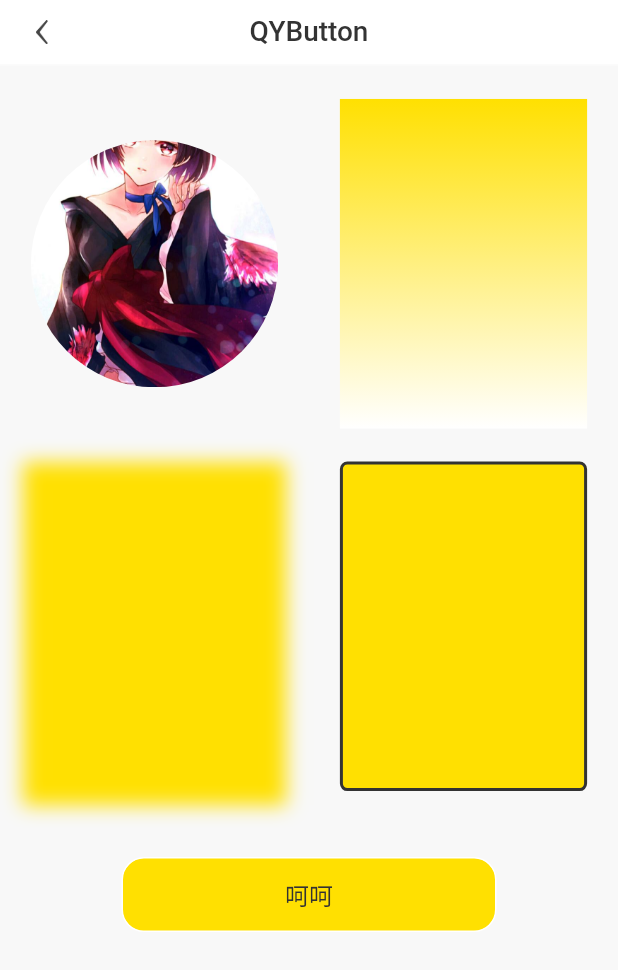
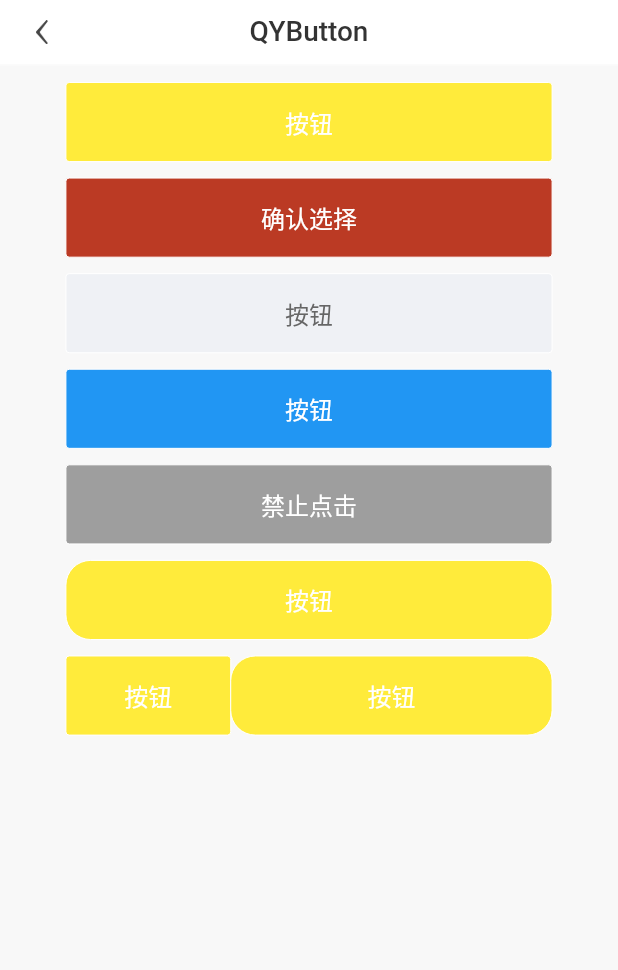
Before and after one commit to quFETeam/flutter_qukit, a Flutter app: the screen it shows after launch, after a tap on "QYButton", on a phone screen of 412 x 824 dp. Shown: the top 970 px of the screen. Run offline on Flutter 3.47's test engine with Material 2 defaults, Android fonts, the phone set to English and light mode, and no system bars; our stand-ins replace connectivity, flutter_offline, flutter_swiper, photo_view.

Commit message:
qy_button

```diff
--- /dev/null
+++ b/lib/example/button.dart
@@ -0,0 +1,97 @@
+import 'package:flutter/material.dart';
+import '../global/qy_colors.dart';
+import '../util/qy_screen.dart';
+import '../src/qy_button.dart';
+import 'qy_appbar.dart';
+/*
+  按钮demo
+* */
+class Button extends StatelessWidget {
+
+  _onTap(){
+    print('点击按钮');
+  }
+
+  @override
+  Widget build(BuildContext context) {
+    double X = QYScreen.X(context);
+    return Scaffold(
+      backgroundColor: QYColors.backgroundColor,
+      appBar: PreferredSize(
+          child: QYAppBar(
+            title: 'QYButton',
+          ),
+          preferredSize: Size.fromHeight(44)),
+      body: Container(
+        width: double.maxFinite,
+        child: Column(
+          crossAxisAlignment: CrossAxisAlignment.center,
+          children: <Widget>[
+            SizedBox(
+              height: 10 * X,
+            ),
+            QyButton(
+                onTap:_onTap
+            ),
+            SizedBox(
+              height: 10 * X,
+            ),
+            QyButton(//修改主色
+                onTap:_onTap,
+                primaryColor:Color(0xFFBB3A24),
+                text: '确认选择',
+            ),
+            SizedBox(
+              height: 10 * X,
+            ),
+            QyButton(//修改主色及文字颜色
+                onTap:_onTap,
+                textColor: Color(0xFF666666),
+                primaryColor:Color(0xFFEFF1F5)
+            ),
+            SizedBox(
+              height: 10 * X,
+            ),
+            QyButton(//设置选中状态
+                onTap:_onTap,
+                active:true,
+                primaryColor:Color(0xFFBB3A24)
+            ),
+            SizedBox(
+              height: 10 * X,
+            ),
+            QyButton(//设置禁用状态
+                onTap:_onTap,
+                disabled:true,
+                text: '禁止点击',
+                primaryColor:Color(0xFFBB3A24)
+            ),
+            SizedBox(
+              height: 10 * X,
+            ),
+            QyButton(//设置圆角
+                borderRadius:15,
+                onTap:_onTap
+            ),
+            SizedBox(
+              height: 10 * X,
+            ),
+            Row(
+              mainAxisAlignment: MainAxisAlignment.center,
+              children: <Widget>[
+              QyButton(//设置宽
+                  width:100,
+                  onTap:_onTap
+              ),
+              QyButton(//设置宽及圆角
+                  width:195,
+                  borderRadius:15,
+                  onTap:_onTap
+              ),
+            ])
+          ],
+        ),
+      ),
+    );
+  }
+}
--- a/lib/example/qy_button.dart
+++ /dev/null
@@ -1,196 +0,0 @@
-import 'package:flutter/material.dart';
-import '../global/qy_colors.dart';
-import '../util/qy_screen.dart';
-import 'qy_appbar.dart';
-/*
-本篇介绍了Container的属性，并封装了小按钮
-* */
-class QYButton extends StatelessWidget {
-  @override
-  Widget build(BuildContext context) {
-    double X = QYScreen.X(context);
-    return Scaffold(
-      backgroundColor: QYColors.backgroundColor,
-      appBar: PreferredSize(
-          child: QYAppBar(
-            title: 'QYButton',
-          ),
-          preferredSize:Size.fromHeight(44)),
-      body:Container(
-        width: double.maxFinite,
-        child: Column(
-          crossAxisAlignment: CrossAxisAlignment.center,
-          children: <Widget>[
-            SizedBox(height: 20*X,),
-            Row(
-              mainAxisAlignment: MainAxisAlignment.spaceAround,
-              children: <Widget>[
-                _containerFirst(X),
-                _containerSecond(X),
-              ],
-            ),
-            SizedBox(height: 20*X,),
-            Row(
-              mainAxisAlignment: MainAxisAlignment.spaceAround,
-              children: <Widget>[
-                _containerThird(X),
-                _containerFourth(X),
-              ],
-            ),
-            SizedBox(height: 40*X,),
-            Protagonist(
-              text: '呵呵',
-            ),
-          ],
-        ),
-      ),
-    );
-  }
-
-  Widget _containerFirst(X){
-    //容器的背景图片
-    return Container(
-      width: 150*X,height: 150*X,
-      decoration: BoxDecoration(
-        shape: BoxShape.circle,
-        image: DecorationImage(
-            fit: BoxFit.fitWidth,
-            image:AssetImage(
-             'lib/images/wuming_01.jpeg',)
-        ),
-      ),
-    );
-  }
-
-  Widget _containerSecond(X){
-    //容器的颜色渐变
-    return Container(
-      width: 150*X,height: 200*X,
-      decoration: BoxDecoration(
-        gradient: LinearGradient(
-            colors: [
-              QYColors.theme,
-              QYColors.white
-            ],
-            begin: Alignment.topCenter,
-            end: Alignment.bottomCenter
-        ),
-      ),
-    );
-  }
-
-  Widget _containerThird(X){
-    //容器的阴影
-    return Container(
-      width: 150*X,height: 200*X,
-      decoration: BoxDecoration(
-        boxShadow: [
-          BoxShadow(color: QYColors.theme,
-            offset: Offset(0, 5), //阴影的偏移量
-            blurRadius: 10.0, //阴影的模糊程度 扩散程度
-            spreadRadius: 5.0, //阴影的大小
-          )
-        ],
-      ),
-    );
-  }
-
-  Widget _containerFourth(X){
-    //容器的最小（同理最大）
-    return Container(
-      constraints: BoxConstraints(
-        minHeight: 200*X,
-        minWidth: 150*X,
-      ),
-      decoration: BoxDecoration(
-        color: QYColors.theme,
-        //四个边
-        border:Border.all(
-          color: QYColors.black,
-          width: 2
-        ),
-
-       //单独设置
-//        border: Border(
-//          bottom: BorderSide(
-//            color: QYColors.black,
-//              width: 0.5
-//          )
-//        ),
-
-       //四个角设置圆角
-       borderRadius: BorderRadius.circular(5),
-
-       //单独一个
-//        borderRadius:BorderRadius.only(
-//          topRight: Radius.circular(5),
-//          bottomRight:Radius.circular(5),
-//        )
-      ),
-    );
-  }
-
-}
-
-class Protagonist extends StatefulWidget {
-  final double width;
-  final double height;
-  final double borderRadius;
-  final Color borderColor;
-  final double borderWidth;
-  final String text;
-  final double textSize;
-  Protagonist({
-    Key key,
-    this.width=250,
-    this.height=50,
-    this.borderRadius=15.0,
-    this.borderColor=Colors.white,
-    this.borderWidth=1.0,
-    this.text= '呵呵',
-    this.textSize = 16,
-  }) : super(key: key);
-  @override
-  _ProtagonistState createState() => _ProtagonistState();
-}
-
-class _ProtagonistState extends State<Protagonist> {
-  String text = '';
-  @override
-  void initState() {
-    text = widget.text;
-    super.initState();
-  }
-
-  void _tap(){
-    setState(() {
-      text =='呵呵'?text='哈哈':text ='呵呵';
-    });
-  }
-  @override
-  Widget build(BuildContext context) {
-    return GestureDetector(
-      onTap: (){
-        _tap();
-      },
-      child: Container(
-        width: widget.width,
-        height: widget.height,
-        decoration: BoxDecoration(
-          color:QYColors.theme,
-          borderRadius: BorderRadius.circular(widget.borderRadius),
-          border: Border.all(
-            color: widget.borderColor,
-            width: widget.borderWidth
-          )
-        ),
-        child: Center(
-          child: Text(text,style: TextStyle(
-            color: QYColors.black,
-            fontSize: widget.textSize
-          ),),
-        ),
-      ),
-    );
-  }
-}
--- a/lib/global/qy_colors.dart
+++ b/lib/global/qy_colors.dart
@@ -34,5 +34,7 @@ class QYColors{
   //橘色
   static Color orange = Color(0xFFFF8900);
 
+  //按钮颜色
+  static Color primaryColor = Color(0xFFFFE001);
 
 }
--- a/lib/main.dart
+++ b/lib/main.dart
@@ -4,7 +4,7 @@ import 'package:flutter/material.dart';
 import 'package:flutter/services.dart';
 import 'package:flutterqukit/global/qy_colors.dart';
 import 'package:flutterqukit/util/qy_screen.dart';
-import 'example/qy_button.dart';
+import 'example/button.dart';
 import 'example/qy_no_network.dart';
 import 'example/qy_text.dart';
 import 'example/qy_banner.dart';
@@ -69,7 +69,7 @@ class _KitHomePageState extends State<KitHomePage> {
             child: ListView(
               padding: EdgeInsets.only(left: 15*X,right: 15*X,top: 44*X+T),
               children: <Widget>[
-                _itemView('QYButton',QYButton()),
+                _itemView('QYButton',Button()),
                 _itemView('QYText',QYText()),
                 _itemView('QYBanner',QYBanner()),
                 _itemView('QYNoNetwork',QYNoNetwork1()),
--- /dev/null
+++ b/lib/src/qy_button.dart
@@ -0,0 +1,67 @@
+import 'package:flutter/material.dart';
+import '../util/qy_screen.dart';
+
+class QyButton extends StatelessWidget {
+  final double width;
+  final double height;
+  final double borderRadius;
+  final double borderWidth;
+  final Color primaryColor;
+  final Color disabledColor;
+  final Color activeColor;
+  final Color borderColor;
+  final Color textColor;
+  final Color disabledTextColor;
+  final Color activeTextColor;
+  final String text;
+  final double textSize;
+  final bool disabled;
+  final bool active;
+  final GestureTapCallback onTap;
+
+  QyButton(
+      {Key key,
+      this.width = 295,
+      this.height = 48,
+      this.borderRadius = 2,
+      this.borderWidth = 0,
+      this.primaryColor = Colors.yellow,
+      this.disabledColor = Colors.grey,
+      this.activeColor = Colors.blue,
+      this.borderColor = Colors.white,
+      this.textColor = Colors.white,
+      this.activeTextColor=Colors.white,
+      this.disabledTextColor = Colors.white,
+      this.text = '按钮',
+      this.textSize = 16,
+      this.disabled=false,
+      this.active=false,
+      this.onTap})
+      : super(key: key);
+
+  _onTap(){
+    if(disabled)return;
+    onTap();
+  }
+  @override
+  Widget build(BuildContext context) {
+    double X = QYScreen.X(context);
+    return GestureDetector(
+      onTap: _onTap,
+      child: Container(
+        width: width * X,
+        height: height * X,
+        decoration: BoxDecoration(
+            color: disabled?disabledColor:active?activeColor:primaryColor,
+            borderRadius: BorderRadius.circular(borderRadius*X),
+            border: Border.all(color: borderColor, width: borderWidth*X)),
+        child: Center(
+          child: Text(
+            text,
+            style: TextStyle(color: disabled?disabledTextColor:active?activeTextColor:textColor, fontSize: textSize),
+          ),
+        ),
+      ),
+    );
+  }
+}
```
Also changed, not shown: 3 other files.
